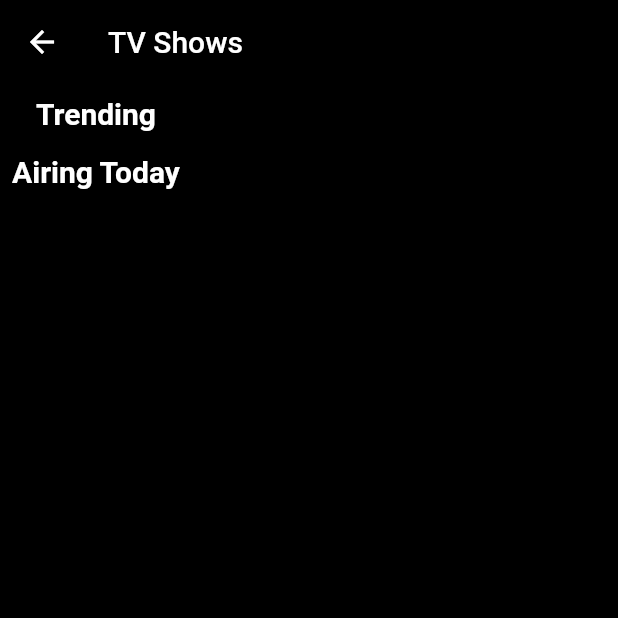
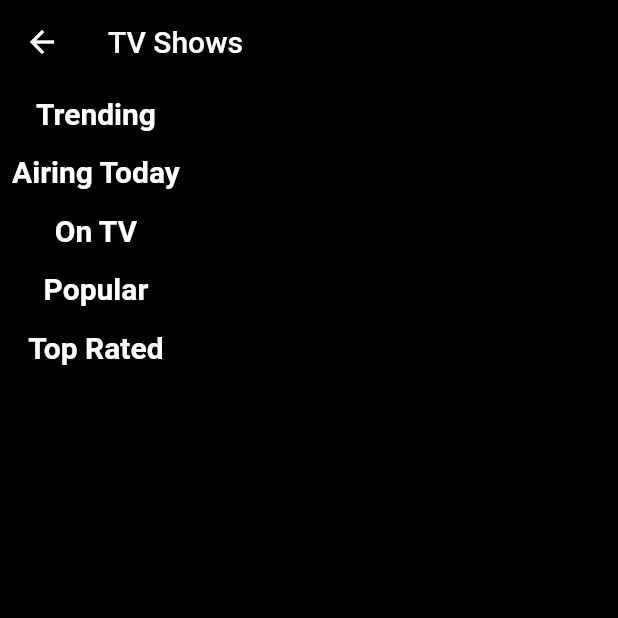
Before and after one commit to FilmFusion/Watch-Wise, a Flutter app: the screen it shows after launch, after a tap on the "tv" icon, on a phone screen of 412 x 824 dp, the top half of it. Run offline on Flutter 3.47's test engine with Material 2 defaults, Android fonts, the phone set to English and light mode, and no system bars; network calls fail.

Commit message:
tv shows page done

```diff
--- a/lib/tv_shows.dart
+++ b/lib/tv_shows.dart
@@ -13,12 +13,18 @@ class TVShowsPage extends StatefulWidget {
 class _TVShowsPageState extends State<TVShowsPage> {
   List<dynamic> trendingTVShows = [];
   List<dynamic> airingTodayTVShows = [];
+  List<dynamic> onTVTVShows = [];
+  List<dynamic> popularTVShows = [];
+  List<dynamic> topRatedTVShows = [];
 
   @override
   void initState() {
     super.initState();
     fetchTrendingTVShows();
     fetchAiringTodayTVShows();
+    fetchOnTVTVShows();
+    fetchPopularTVShows();
+    fetchTopRatedTVShows();
   }
 
   Future<void> fetchTrendingTVShows() async {
@@ -53,6 +59,54 @@ class _TVShowsPageState extends State<TVShowsPage> {
     }
   }
 
+  Future<void> fetchOnTVTVShows() async {
+    final apiKey = '080184f9aad4105504265a00cf70d578';
+    final url = 'https://api.themoviedb.org/3/tv/on_the_air?api_key=$apiKey';
+
+    final response = await http.get(Uri.parse(url));
+
+    if (response.statusCode == 200) {
+      final jsonResponse = json.decode(response.body);
+      setState(() {
+        onTVTVShows = jsonResponse['results'];
+      });
+    } else {
+      throw Exception('Failed to load "On TV" TV shows');
+    }
+  }
+
+  Future<void> fetchPopularTVShows() async {
+    final apiKey = '080184f9aad4105504265a00cf70d578';
+    final url = 'https://api.themoviedb.org/3/tv/popular?api_key=$apiKey';
+
+    final response = await http.get(Uri.parse(url));
+
+    if (response.statusCode == 200) {
+      final jsonResponse = json.decode(response.body);
+      setState(() {
+        popularTVShows = jsonResponse['results'];
+      });
+    } else {
+      throw Exception('Failed to load popular TV shows');
+    }
+  }
+
+  Future<void> fetchTopRatedTVShows() async {
+    final apiKey = '080184f9aad4105504265a00cf70d578';
+    final url = 'https://api.themoviedb.org/3/tv/top_rated?api_key=$apiKey';
+
+    final response = await http.get(Uri.parse(url));
+
+    if (response.statusCode == 200) {
+      final jsonResponse = json.decode(response.body);
+      setState(() {
+        topRatedTVShows = jsonResponse['results'];
+      });
+    } else {
+      throw Exception('Failed to load top-rated TV shows');
+    }
+  }
+
   @override
   Widget build(BuildContext context) {
     return Scaffold(
@@ -60,7 +114,6 @@ class _TVShowsPageState extends State<TVShowsPage> {
         title: Text('TV Shows'),
       ),
       body: SingleChildScrollView(
-        physics: AlwaysScrollableScrollPhysics(),
         child: Column(
           children: <Widget>[
             Padding(
@@ -137,6 +190,117 @@ class _TVShowsPageState extends State<TVShowsPage> {
                 ],
               ),
             ),
+            Padding(
+              padding: const EdgeInsets.all(8.0),
+              child: Text(
+                'On TV',
+                style: TextStyle(
+                  fontSize: 20,
+                  fontWeight: FontWeight.bold,
+                ),
+              ),
+            ),
+            SingleChildScrollView(
+              scrollDirection: Axis.horizontal,
+              child: Row(
+                children: <Widget>[
+                  for (var show in onTVTVShows)
+                    GestureDetector(
+                      onTap: () {
+                        // Handle TV show item tap
+                      },
+                      child: Container(
+                        width: 150.0,
+                        height: 200.0,
+                        margin: EdgeInsets.all(8.0),
+                        decoration: BoxDecoration(
+                          borderRadius: BorderRadius.circular(8.0),
+                          image: DecorationImage(
+                            image: NetworkImage(
+                              'https://image.tmdb.org/t/p/w200${show['poster_path']}',
+                            ),
+                            fit: BoxFit.cover,
+                          ),
+                        ),
+                      ),
+                    ),
+                ],
+              ),
+            ),
+            Padding(
+              padding: const EdgeInsets.all(8.0),
+              child: Text(
+                'Popular',
+                style: TextStyle(
+                  fontSize: 20,
+                  fontWeight: FontWeight.bold,
+                ),
+              ),
+            ),
+            SingleChildScrollView(
+              scrollDirection: Axis.horizontal,
+              child: Row(
+                children: <Widget>[
+                  for (var show in popularTVShows)
+                    GestureDetector(
+                      onTap: () {
+                        // Handle TV show item tap
+                      },
+                      child: Container(
+                        width: 150.0,
+                        height: 200.0,
+                        margin: EdgeInsets.all(8.0),
+                        decoration: BoxDecoration(
+                          borderRadius: BorderRadius.circular(8.0),
+                          image: DecorationImage(
+                            image: NetworkImage(
+                              'https://image.tmdb.org/t/p/w200${show['poster_path']}',
+                            ),
+                            fit: BoxFit.cover,
+                          ),
+                        ),
+                      ),
+                    ),
+                ],
+              ),
+            ),
+            Padding(
+              padding: const EdgeInsets.all(8.0),
+              child: Text(
+                'Top Rated',
+                style: TextStyle(
+                  fontSize: 20,
+                  fontWeight: FontWeight.bold,
+                ),
+              ),
+            ),
+            SingleChildScrollView(
+              scrollDirection: Axis.horizontal,
+              child: Row(
+                children: <Widget>[
+                  for (var show in topRatedTVShows)
+                    GestureDetector(
+                      onTap: () {
+                        // Handle TV show item tap
+                      },
+                      child: Container(
+                        width: 150.0,
+                        height: 200.0,
+                        margin: EdgeInsets.all(8.0),
+                        decoration: BoxDecoration(
+                          borderRadius: BorderRadius.circular(8.0),
+                          image: DecorationImage(
+                            image: NetworkImage(
+                              'https://image.tmdb.org/t/p/w200${show['poster_path']}',
+                            ),
+                            fit: BoxFit.cover,
+                          ),
+                        ),
+                      ),
+                    ),
+                ],
+              ),
+            ),
           ],
         ),
       ),
```
